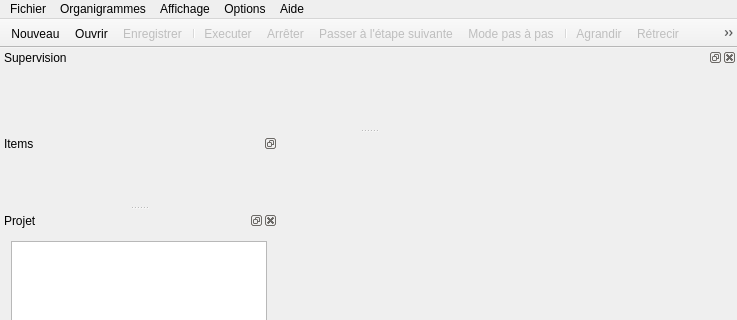
The window that src/f_MainWindow.ui (lna44700/openorganigram) describes before a commit, drawn with Qt 5; both pictures show x 0 to 737 and y 0 to 320 of the 737 by 576 pixel window.
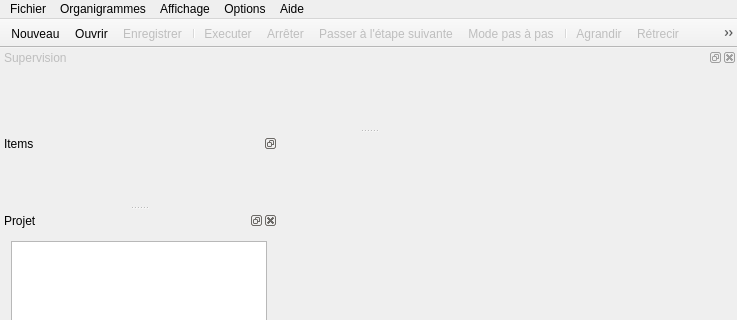
The same window after the commit. Icons and pictures are not drawn.

```diff
--- a/src/f_MainWindow.ui
+++ b/src/f_MainWindow.ui
@@ -254,6 +254,9 @@
    </widget>
   </widget>
   <widget class="QDockWidget" name="DockSV">
+   <property name="enabled">
+    <bool>false</bool>
+   </property>
    <property name="sizePolicy">
     <sizepolicy hsizetype="Minimum" vsizetype="Minimum">
      <horstretch>0</horstretch>
```
Left out of the diff: 4 changed lines with no effect on the pictures.
